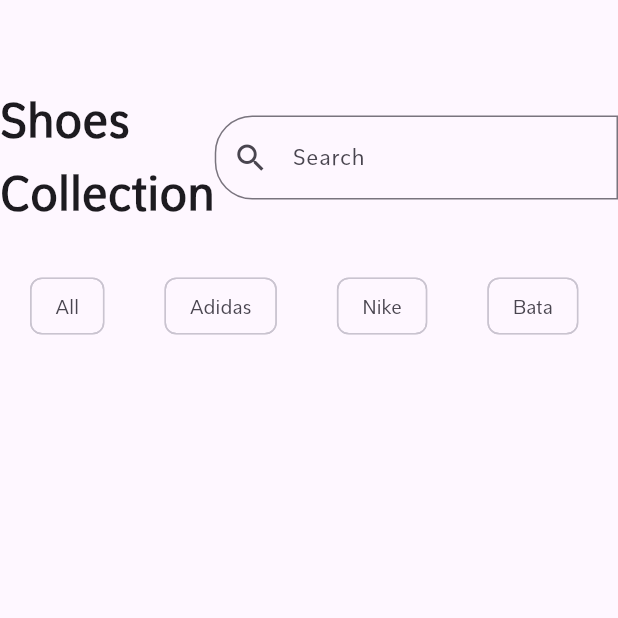
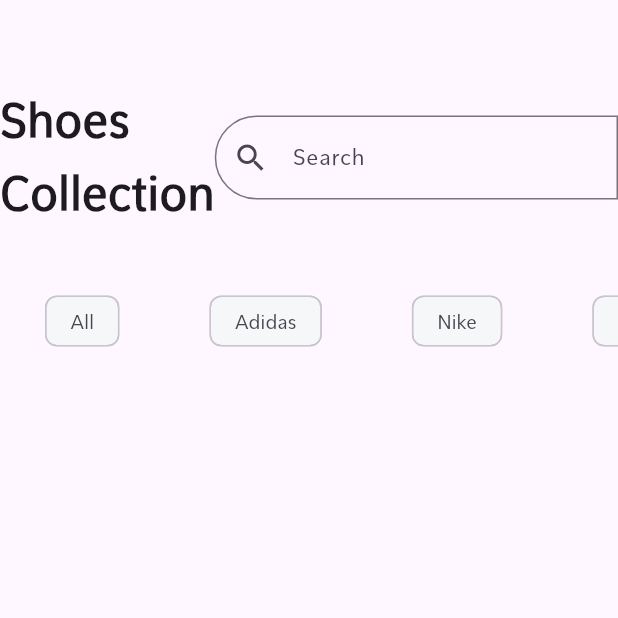
Before and after one commit to takiul-sumon/Shop-app, a Flutter app: the screen it shows after launch, on a phone screen of 412 x 824 dp, the top half of it. Run offline on Flutter 3.47's test engine with Material 3 defaults, Android fonts, the phone set to English and light mode, and no system bars.

Commit message:
Status BAr

```diff
--- a/lib/app_body.dart
+++ b/lib/app_body.dart
@@ -9,7 +9,8 @@ class homepage extends StatefulWidget {
 
 class _homepageState extends State<homepage> {
   TextEditingController search_product = TextEditingController();
-  final List<String> filters = <String>['All', 'Adidas', 'Nike', 'Bata'];
+  final List<String> filters = <String>['All', 'Adidas', 'Nike', 'Bata', 'Bay'];
+  String? selected_Item;
 
   @override
   Widget build(BuildContext context) {
@@ -34,7 +35,7 @@ class _homepageState extends State<homepage> {
                     decoration: const InputDecoration(
                         border: OutlineInputBorder(
                             borderRadius: BorderRadius.horizontal(
-                                left: Radius.circular(25))),
+                                left: Radius.circular(30))),
                         hintText: 'Search',
                         prefixIcon: Icon(Icons.search)),
                   ),
@@ -42,7 +43,7 @@ class _homepageState extends State<homepage> {
               ],
             ),
             SizedBox(
-              height: 100,
+              height: 120,
               width: double.infinity,
               child: ListView.builder(
                 itemCount: filters.length,
@@ -50,8 +51,18 @@ class _homepageState extends State<homepage> {
                 itemBuilder: (BuildContext context, int index) {
                   final filter = filters[index];
                   return Padding(
-                    padding: const EdgeInsets.symmetric(horizontal: 20),
-                    child: Chip(label: Text(filter)),
+                    padding: EdgeInsets.symmetric(horizontal: 30),
+                    child: GestureDetector(
+                      onTap: () {
+                        selected_Item = filter;
+                        print(selected_Item);
+                      },
+                      child: Chip(
+                          label: Text(filter),
+                          padding:
+                              EdgeInsets.symmetric(horizontal: 8, vertical: 5),
+                          backgroundColor: Color.fromRGBO(245, 247, 249, 1)),
+                    ),
                   );
                 },
               ),
```
